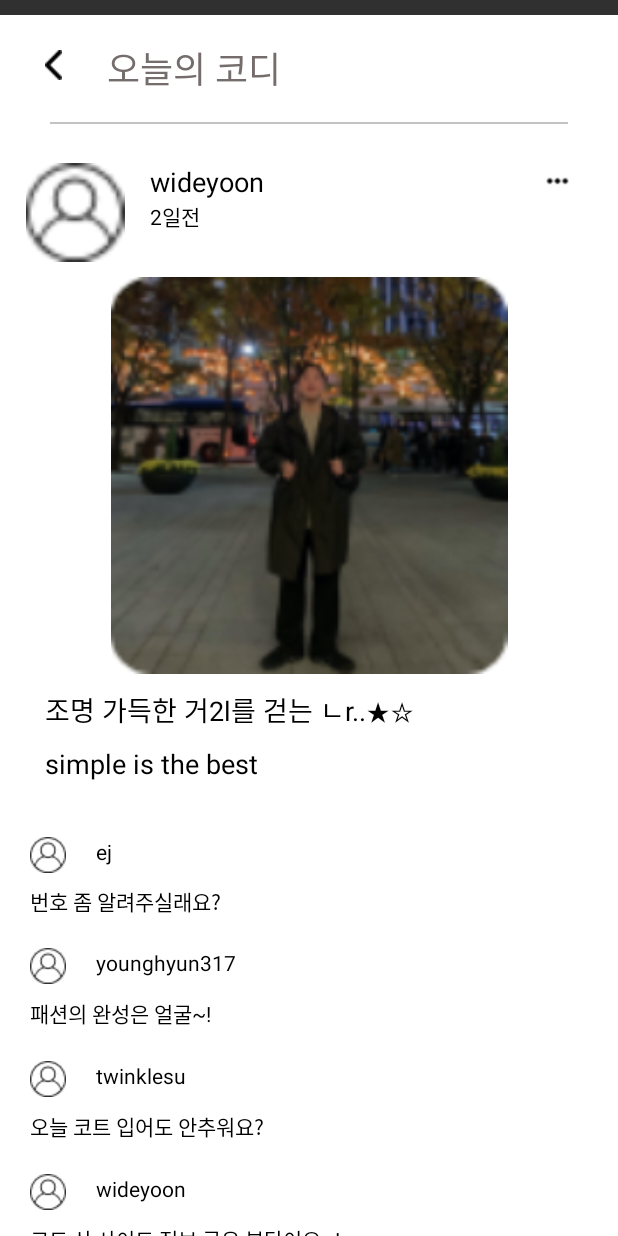
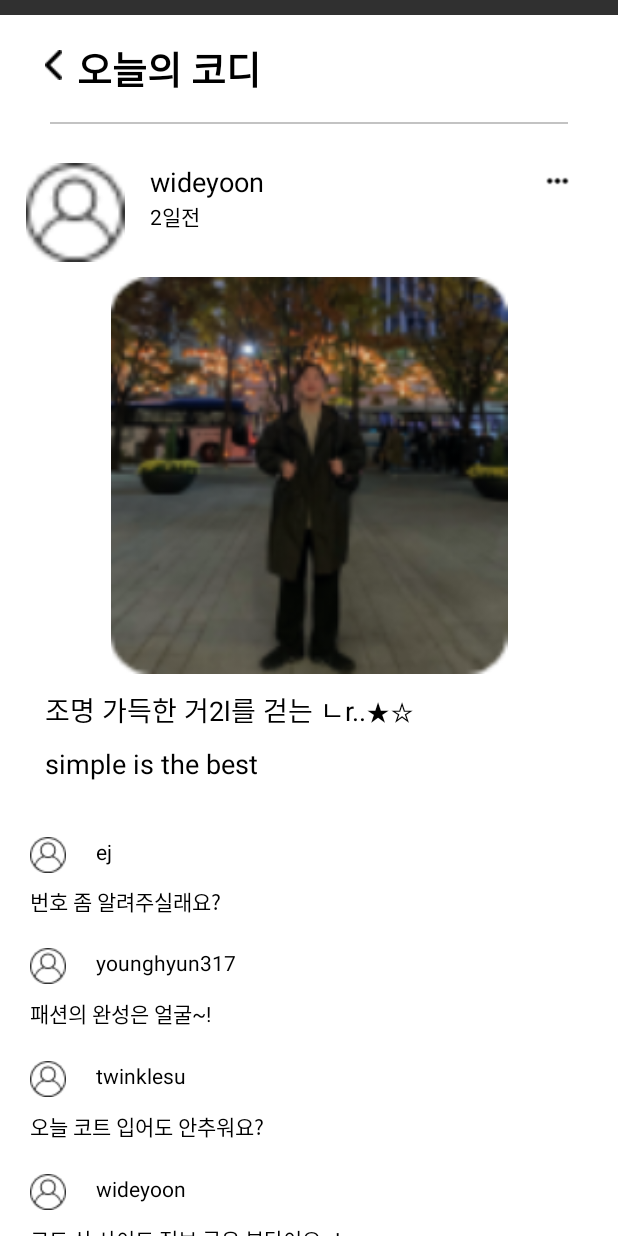
Before and after one commit to twinklesu/5G, an Android app: the CodiDetailActivity screen opened directly, with no data from a screen before it, on a phone screen of 412 x 824 dp. Run offline under Robolectric (Android 15) with nearby library versions, the phone set to English and light mode, and no system bars; network calls fail.

Commit message:
last xml edition

```diff
--- a/app/src/main/res/layout/activity_codi_detail.xml
+++ b/app/src/main/res/layout/activity_codi_detail.xml
@@ -28,11 +28,13 @@
             android:id="@+id/textView4"
             android:layout_width="wrap_content"
             android:layout_height="wrap_content"
-            android:layout_marginLeft="30dp"
-            android:layout_marginTop="17dp"
+            android:layout_marginStart="10dp"
+            android:layout_marginTop="16dp"
+            android:layout_marginBottom="5dp"
             android:text="오늘의 코디"
-            android:textColor="#756C6C"
-            android:textSize="24sp" />
+            android:textColor="#000000"
+            android:textSize="25dp"
+            android:textStyle="bold" />
     </LinearLayout>
 
     <LinearLayout
```
Also changed, not shown: app/src/main/res/layout/activity_codi.xml (+6 -5 lines), app/src/main/res/layout/activity_join2.xml (+7 -8 lines), app/src/main/res/layout/activity_post.xml (+8 -6 lines), app/src/main/res/layout/activity_post_detail.xml (+11 -7 lines), app/src/main/res/layout/activity_post_write.xml (+6 -4 lines), app/src/main/res/layout/activity_weathers_pick.xml (+5 -3 lines), app/src/main/res/layout/activity_weathers_pick_detail.xml (+5 -4 lines).
